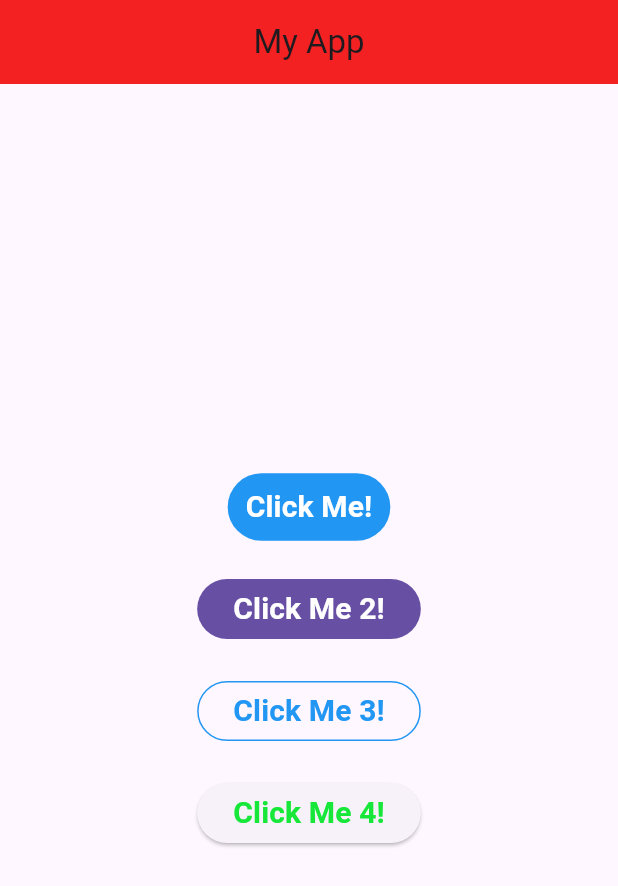
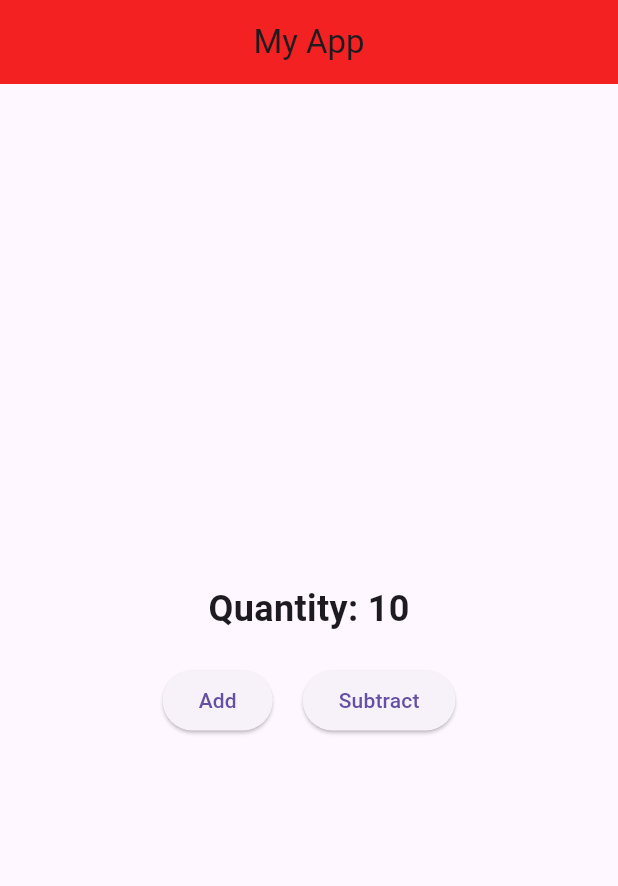
Before and after one commit to NVDIArm/learn_flutter_67_2, a Flutter app: the screen it shows after launch, on a phone screen of 412 x 824 dp. Shown: the top 886 px of the screen. Run offline on Flutter 3.47's test engine with Material 3 defaults, Android fonts, the phone set to English and light mode, and no system bars.

```diff
--- a/lib/main.dart
+++ b/lib/main.dart
@@ -3,6 +3,7 @@ import 'package:flutter/material.dart';
 // Step 4: sperate the Home widget into its own file
 // import 'screen/home.dart';
 import 'package:learn_flutter_67_2/screen/home.dart';
+import 'package:learn_flutter_67_2/screen/item.dart';
 
 void main() {
   // Step 1: appBar and body
@@ -34,7 +35,8 @@ void main() {
           backgroundColor: const Color.fromARGB(255, 243, 33, 33),
           centerTitle: true,
         ),
-        body: Home(),
+        // body: Home(),
+        body:Item(),
       ),
     ),
   );
--- /dev/null
+++ b/lib/screen/item.dart
@@ -0,0 +1,57 @@
+// step8: stateful widget
+import 'package:flutter/material.dart';
+
+class Item extends StatefulWidget {
+  const Item({super.key});
+
+  @override
+  State<Item> createState() => _ItemState();
+}
+
+class _ItemState extends State<Item> {
+  int quantity = 10;
+
+void addQuantity() {
+    setState(() {
+      quantity++;
+    });
+  }
+
+void subtractQuantity() {
+    setState(() {
+      if (quantity > 0) {
+        quantity--;
+      }
+    });
+  }
+
+  @override
+  Widget build(BuildContext context) {
+    return Center(
+      child: Column(
+        mainAxisAlignment: MainAxisAlignment.center,
+         children: [
+          Text(
+            "Quantity: $quantity",
+            style: const TextStyle(fontSize: 24, fontWeight: FontWeight.bold),
+          ),
+          const SizedBox(height: 20),
+          Row(
+            mainAxisAlignment: MainAxisAlignment.center,
+            children: [
+              ElevatedButton(
+                onPressed: addQuantity,
+                child: const Text("Add"),
+              ),
+              const SizedBox(width: 20),
+              ElevatedButton(
+                onPressed: subtractQuantity,
+                child: const Text("Subtract"),
+              ),
+            ],
+          ),
+         ],
+      ),
+    );
+  }
+}
```
